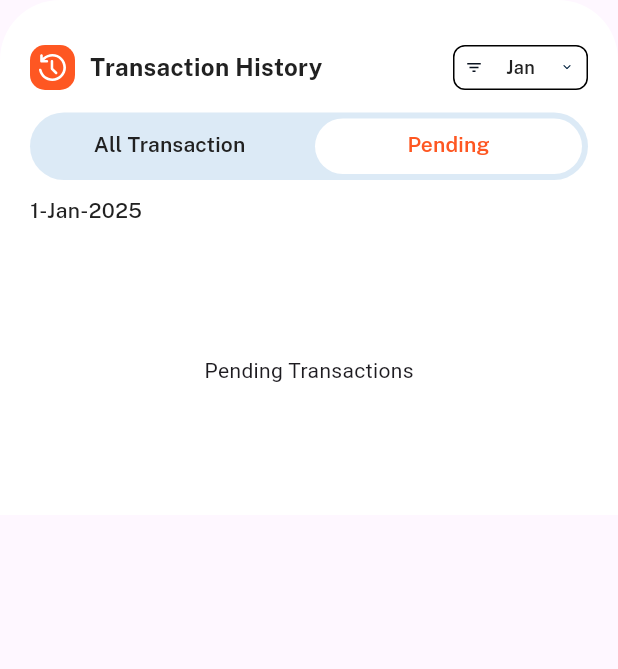
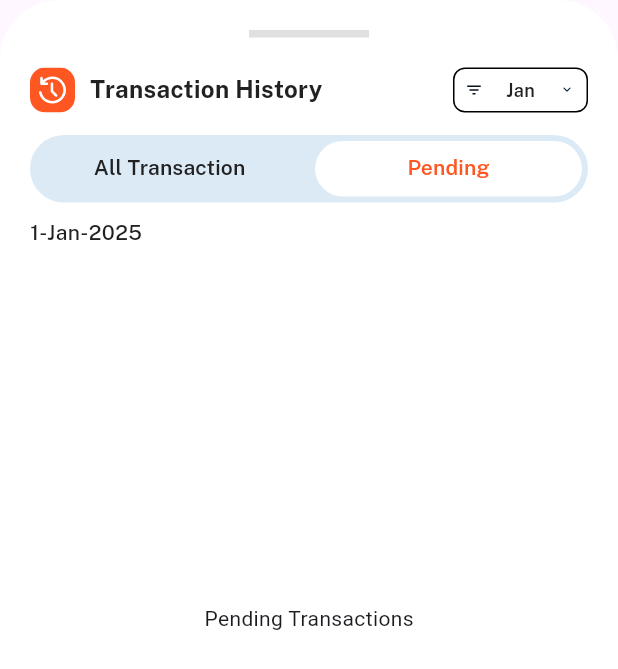
Before and after one commit to Sabusabith/parking_admin, a Flutter app: the BottomScreen widget shown alone on an empty page, opened directly, tab 2 chosen, on a phone screen of 412 x 824 dp. Shown: the top 669 px of the screen. Run offline on Flutter 3.47's test engine with Material 3 defaults, Android fonts, the phone set to English and light mode, and no system bars; our stand-ins replace carousel_slider, device_preview, dropdown_button2, flutter_otp_text_field, flutter_svg, get and 4 more; missing offline and left inert: book_my_seat.

Commit message:
commit after fix wallet design issue

```diff
--- a/lib/main.dart
+++ b/lib/main.dart
@@ -19,7 +19,7 @@ class MyApp extends StatelessWidget {
   Widget build(BuildContext context) {
     return GetMaterialApp(
       debugShowCheckedModeBanner: false,
-      home: Home(),
+      home: Splash(),
       useInheritedMediaQuery: true,
       locale: DevicePreview.locale(context),
       builder: DevicePreview.appBuilder,
--- a/lib/views/home/my_wallet/bottom_screen/bottom_screen.dart
+++ b/lib/views/home/my_wallet/bottom_screen/bottom_screen.dart
@@ -1,3 +1,5 @@
+import 'dart:math';
+
 import 'package:flutter/material.dart';
 import 'package:flutter_svg/flutter_svg.dart';
 import 'package:google_fonts/google_fonts.dart';
@@ -9,12 +11,13 @@ class BottomScreen extends StatelessWidget {
 
   @override
   Widget build(BuildContext context) {
-    Size size = MediaQuery.of(context).size;
+    final double screenHeight = MediaQuery.of(context).size.height;
+    final double bottomSheetHeight =
+        max(screenHeight * 0.8, 240); // Minimum height of 250px
 
     return Container(
-      width: size.width,
-      height: size.height / 2.4, // Height for the bottom sheet
-      decoration: BoxDecoration(
+      height: bottomSheetHeight,
+      decoration: const BoxDecoration(
         color: Colors.white,
         borderRadius: BorderRadius.only(
           topLeft: Radius.circular(40),
@@ -23,7 +26,13 @@ class BottomScreen extends StatelessWidget {
       ),
       child: Column(
         children: [
-          const SizedBox(height: 30),
+            const SizedBox(height: 20),
+          Container(
+            width: 80,
+            height: 5,
+            color: Colors.grey.shade300,
+          ),
+          const SizedBox(height: 20),
           // Header Row
           Padding(
             padding: const EdgeInsets.symmetric(horizontal: 20),
@@ -89,19 +98,20 @@ class BottomScreen extends StatelessWidget {
               child: Column(
                 children: [
                   Container(
-                    margin: EdgeInsets.symmetric(horizontal: 20),
-                    width: size.width,
+                    margin: const EdgeInsets.symmetric(horizontal: 20),
+                    width: double.infinity,
                     height: 45,
                     decoration: BoxDecoration(
-                        color: Color(0xffDCEAF6),
-                        borderRadius: BorderRadius.circular(30)),
+                      color: const Color(0xffDCEAF6),
+                      borderRadius: BorderRadius.circular(30),
+                    ),
                     child: TabBar(
                       indicatorSize: TabBarIndicatorSize.tab,
-                      indicatorPadding:
-                          EdgeInsets.only(left: 4, right: 4, top: 4, bottom: 4),
+                      indicatorPadding: const EdgeInsets.all(4),
                       indicator: BoxDecoration(
-                          color: Colors.white,
-                          borderRadius: BorderRadius.circular(25)),
+                        color: Colors.white,
+                        borderRadius: BorderRadius.circular(25),
+                      ),
                       dividerColor: Colors.transparent,
                       labelColor: ksecndrycolor,
                       unselectedLabelColor: Colors.grey.shade900,
@@ -119,17 +129,19 @@ class BottomScreen extends StatelessWidget {
                   Expanded(
                     child: Column(
                       children: [
-                        SizedBox(height: 10,),
+                        const SizedBox(height: 10),
                         Padding(
                           padding: const EdgeInsets.symmetric(horizontal: 20),
-                          child: Row(mainAxisAlignment: MainAxisAlignment.start,
+                          child: Row(
+                            mainAxisAlignment: MainAxisAlignment.start,
                             children: [
                               Text(
                                 "1-Jan-2025",
                                 style: GoogleFonts.publicSans(
-                                    color: Colors.grey.shade900,
-                                    fontSize: 14,
-                                    fontWeight: FontWeight.w500),
+                                  color: Colors.grey.shade900,
+                                  fontSize: 14,
+                                  fontWeight: FontWeight.w500,
+                                ),
                               ),
                             ],
                           ),
@@ -137,9 +149,8 @@ class BottomScreen extends StatelessWidget {
                         Expanded(
                           child: TabBarView(
                             children: [
-                            AllTransactionTab(),
-                              // Tab 2 content
-                              Center(child: Text("Pending Transactions")),
+                              AllTransactionTab(),
+                              const Center(child: Text("Pending Transactions")),
                             ],
                           ),
                         ),
```
Also changed, not shown: lib/views/home/home.dart (+6 -1 lines), lib/views/home/my_wallet/my_wallet.dart (+62 -44 lines), lib/views/home/my_wallet/wallet_data_card.dart (+3 -4 lines), lib/views/onboarding/onboarding.dart (+17 -2 lines), assets/images/walletbg.png (added).
